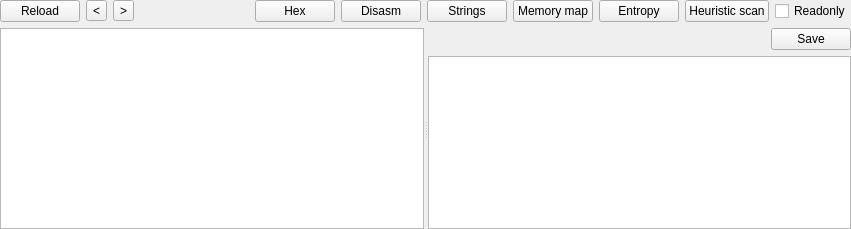
First picture: the form in ELF/elfwidget.ui, repository horsicq/FormatWidgets, before the edit.
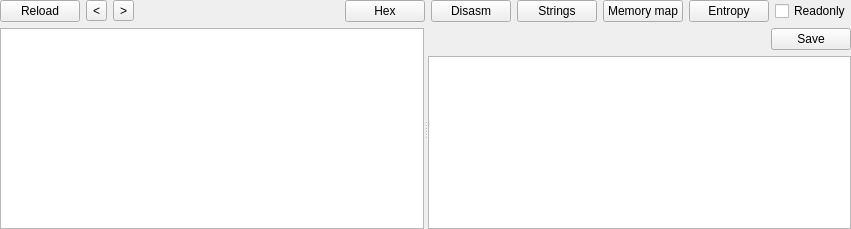
Second picture: the form after the edit. Custom widgets are drawn as their Qt base class.

```diff
--- a/ELF/elfwidget.ui
+++ b/ELF/elfwidget.ui
@@ -97,13 +97,6 @@
        </property>
       </widget>
      </item>
-     <item>
-      <widget class="QPushButton" name="pushButtonHeuristicScan">
-       <property name="text">
-        <string>Heuristic scan</string>
-       </property>
-      </widget>
-     </item>
      <item>
       <widget class="QCheckBox" name="checkBoxReadonly">
        <property name="text">
```
Left out of the diff: 2 changed lines with no effect on the pictures.
